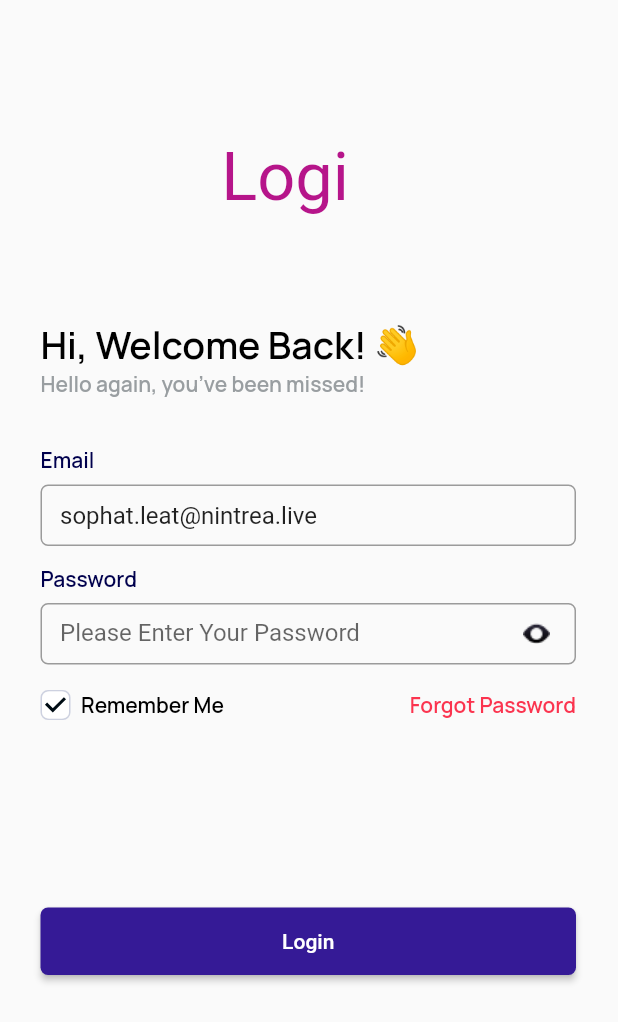
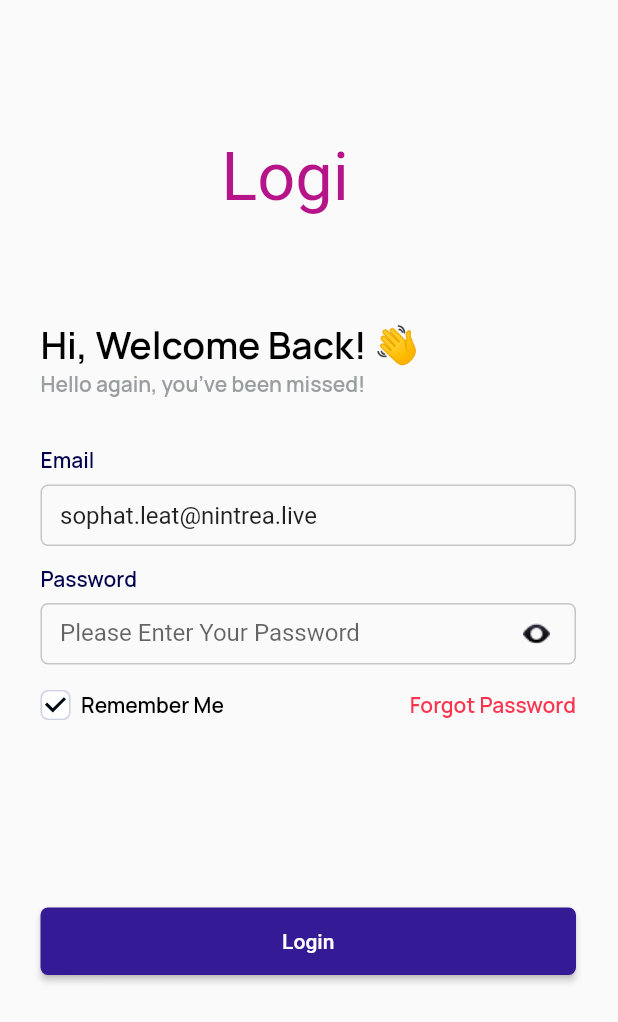
Before and after one commit to nmustakim/login_form_validation, a Flutter app: the screen it shows after launch, on a phone screen of 412 x 824 dp. Shown: the top 1022 px of the screen. Run offline on Flutter 3.47's test engine with Material 2 defaults, Android fonts, the phone set to English and light mode, and no system bars; our stand-ins replace google_fonts.

Commit message:
clean ui

```diff
--- a/lib/Screens/login_form.dart
+++ b/lib/Screens/login_form.dart
@@ -85,9 +85,10 @@ class _LoginFormState extends State<LoginForm> {
                       initialValue: 'sophat.leat@nintrea.live',
                       keyboardType: TextInputType.emailAddress,
                       decoration: InputDecoration(
-                        contentPadding: const EdgeInsets.fromLTRB(13, 10, 0, 12),
-                          border: OutlineInputBorder(
-                              borderRadius: BorderRadius.circular(5))),
+                          contentPadding:
+                              const EdgeInsets.fromLTRB(13, 10, 0, 12),
+                          enabledBorder: OutlineInputBorder(borderRadius: BorderRadius.circular(5),borderSide: const BorderSide(color: Color(0XFFC6C6C6))),
+                          focusedBorder: const OutlineInputBorder(borderSide: BorderSide(color: Color(0XFFC6C6C6)))),
                       validator: (value) {
                         if (value == null || value.isEmpty) {
                           return 'Email is required';
@@ -127,17 +128,20 @@ class _LoginFormState extends State<LoginForm> {
                       obscureText: true,
                       keyboardType: TextInputType.text,
                       decoration: InputDecoration(
-                          contentPadding: const EdgeInsets.fromLTRB(13, 10, 0, 12),
+                          contentPadding:
+                              const EdgeInsets.fromLTRB(13, 10, 0, 12),
                           labelText: 'Please Enter Your Password',
                           suffixIcon: Image.asset('assets/images/show.png'),
-                          border: OutlineInputBorder(
-                              borderRadius: BorderRadius.circular(5))),
+
+                       enabledBorder: OutlineInputBorder(borderRadius: BorderRadius.circular(5),borderSide: const BorderSide(color: Color(0XFFC6C6C6))),
+                        focusedBorder: const OutlineInputBorder(borderSide: BorderSide(color: Color(0XFFC6C6C6)))
+
+                      ),
+
                       validator: (value) {
                         if (value == null || value.isEmpty) {
                           return 'Password is required';
-                        } else if (!RegExp(
-                                r'^().{8,}$')
-                            .hasMatch(password)) {
+                        } else if (!RegExp(r'^().{8,}$').hasMatch(password)) {
                           return 'At least 8 char needed';
                         } else {
                           return null;
@@ -164,15 +168,15 @@ and set the main axis alignment to spaceBetween.
                       children: [
                         Container(
                           decoration: BoxDecoration(
-                              border: Border.all(color: const Color(0XFFCDD1E0)),
-                            borderRadius: BorderRadius.circular(5)
-                          ),
+                              border:
+                                  Border.all(color: const Color(0XFFCDD1E0)),
+                              borderRadius: BorderRadius.circular(5)),
                           height: 20,
                           width: 20,
-                          child:
-                          Checkbox(
+                          child: Checkbox(
                               value: isChecked,
-                              shape: RoundedRectangleBorder(borderRadius: BorderRadius.circular(5)),
+                              shape: RoundedRectangleBorder(
+                                  borderRadius: BorderRadius.circular(5)),
                               checkColor: const Color(0XFF000C14),
                               activeColor: const Color(0XFFFFFFFF),
                               onChanged: (bool? value) {
@@ -210,17 +214,21 @@ and set the main axis alignment to spaceBetween.
                     child: ElevatedButton(
                         style: ElevatedButton.styleFrom(
                             shape: RoundedRectangleBorder(
-
                                 borderRadius: BorderRadius.circular(5)),
                             backgroundColor: const Color(0XFF351A96)),
                         onPressed: () {
                           _loginFormKey.currentState!.save();
                           _loginFormKey.currentState!.validate();
-                          if(_loginFormKey.currentState!.validate() == true){
-                            ScaffoldMessenger.of(context).showSnackBar(const SnackBar(content: Center(child: Text('Login successful'))));
-                          }
-                          else{
-                            ScaffoldMessenger.of(context).showSnackBar(const SnackBar(content: Center(child: Text('Login failed'))));
+                          if (_loginFormKey.currentState!.validate() == true) {
+                            ScaffoldMessenger.of(context).showSnackBar(
+                                const SnackBar(
+                                    content: Center(
+                                        child: Text('Login successful'))));
+                          } else {
+                            ScaffoldMessenger.of(context).showSnackBar(
+                                const SnackBar(
+                                    content:
+                                        Center(child: Text('Login failed'))));
                           }
                         },
                         child: const Center(child: Text('Login')))),
@@ -229,13 +237,22 @@ and set the main axis alignment to spaceBetween.
                 ),
                 Row(
                   mainAxisAlignment: MainAxisAlignment.center,
-                  children: const [
-                    Text('Don\'t have an account?'),
-                    SizedBox(width: 9,),
-                    Text(
-                      'Sign Up',
-                      style: TextStyle(color: Color(0XFF160062)),
-                    )
+                  children: [
+                    Text('Don\'t have an account?',
+                        style: TextStyle(
+                            fontFamily: GoogleFonts.manrope().fontFamily,
+                            fontSize: 14,
+                            fontWeight: FontWeight.w600,
+                            color: const Color(0XFF999EA1))),
+                    const SizedBox(
+                      width: 9,
+                    ),
+                    Text('Sign Up',
+                        style: TextStyle(
+                            fontFamily: GoogleFonts.manrope().fontFamily,
+                            fontSize: 14,
+                            fontWeight: FontWeight.w600,
+                            color: const Color(0XFF160062)))
                   ],
                 )
               ],
```
